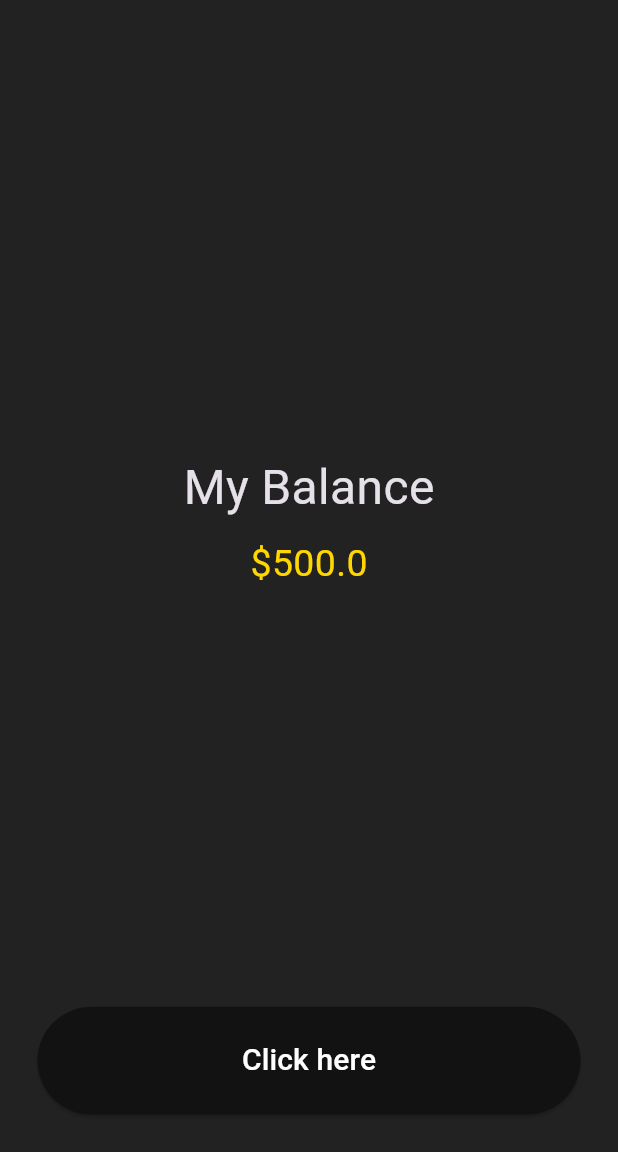
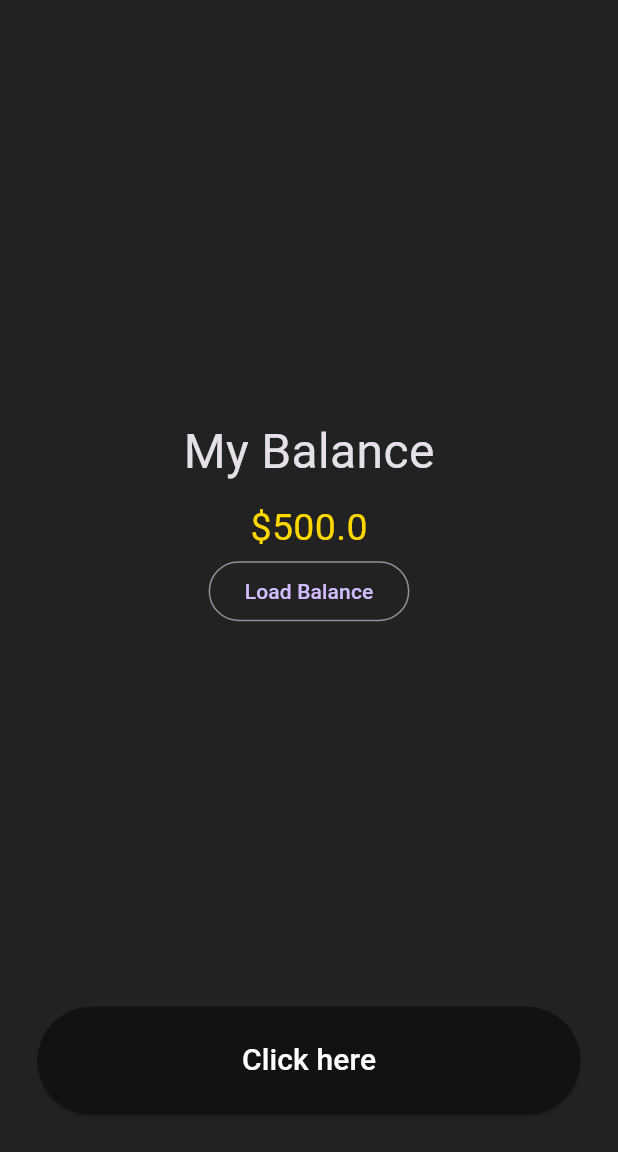
Before and after one commit to Myatty/Billionaire-App, a Flutter app: the screen it shows after launch, after a tap on "Click here", on a phone screen of 412 x 824 dp, the part 84-1236 px from its top. Run offline on Flutter 3.47's test engine with Material 3 defaults, Android fonts, the phone set to English and light mode, and no system bars; our stand-ins replace shared_preferences.

```diff
--- a/lib/main.dart
+++ b/lib/main.dart
@@ -1,4 +1,5 @@
 import 'package:flutter/material.dart';
+import 'package:shared_preferences/shared_preferences.dart';
 
 void main() {
   runApp(MyApp());
@@ -12,13 +13,26 @@ class MyApp extends StatefulWidget {
 }
 
 class _MyAppState extends State<MyApp> {
-  void addMoney() {
+  double balance = 0;
+
+  void addMoney() async {
     setState(() {
       balance += 500;
     });
+
+    // Obtain shared preferences
+    final SharedPreferences pref = await SharedPreferences.getInstance();
+    await pref.setDouble('balance', balance);
   }
 
-  double balance = 0;
+  void loadBalance() async {
+    final SharedPreferences pref = await SharedPreferences.getInstance();
+
+    setState(() {
+      balance = pref.getDouble('balance') ?? 0;
+    });
+  }
+
   @override
   Widget build(BuildContext context) {
     return MaterialApp(
@@ -51,7 +65,9 @@ class _MyAppState extends State<MyApp> {
                         '\$$balance',
                         style:
                             TextStyle(fontSize: 25, color: Color(0xFFFFD700)),
-                      )
+                      ),
+                      OutlinedButton(
+                          onPressed: loadBalance, child: Text("Load Balance"))
                     ],
                   ),
                 ),
--- a/pubspec.yaml
+++ b/pubspec.yaml
@@ -34,6 +34,7 @@ dependencies:
   # The following adds the Cupertino Icons font to your application.
   # Use with the CupertinoIcons class for iOS style icons.
   cupertino_icons: ^1.0.8
+  shared_preferences: ^2.3.4
 
 dev_dependencies:
   flutter_test:
```
Also changed, not shown: pubspec.lock, 3 other files.
